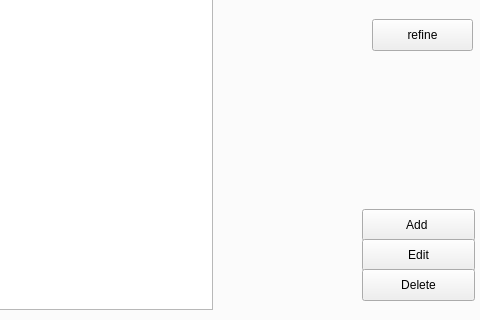
Before: the Qt Designer form mainwindow.ui in stefanmarjanovic/Comp, drawn with Qt 5; both pictures show x 420 to 900 and y 197 to 517 of the 900 by 517 pixel window.
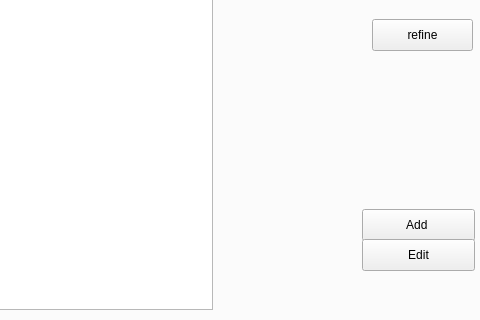
After: the same form once the commit is applied. Icons and pictures are not drawn.

Patch:
```diff
--- a/mainwindow.ui
+++ b/mainwindow.ui
@@ -100,19 +100,6 @@
        <string>Edit</string>
       </property>
      </widget>
-     <widget class="QPushButton" name="pushButton">
-      <property name="geometry">
-       <rect>
-        <x>780</x>
-        <y>310</y>
-        <width>113</width>
-        <height>32</height>
-       </rect>
-      </property>
-      <property name="text">
-       <string>Delete</string>
-      </property>
-     </widget>
      <widget class="QLabel" name="label">
       <property name="geometry">
        <rect>
```
